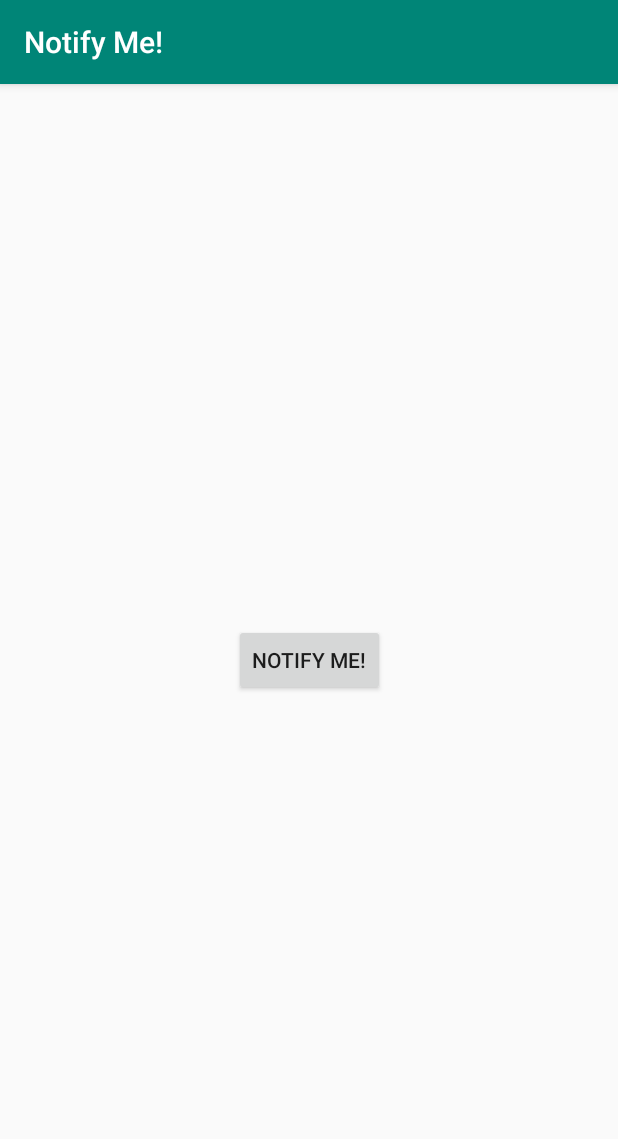
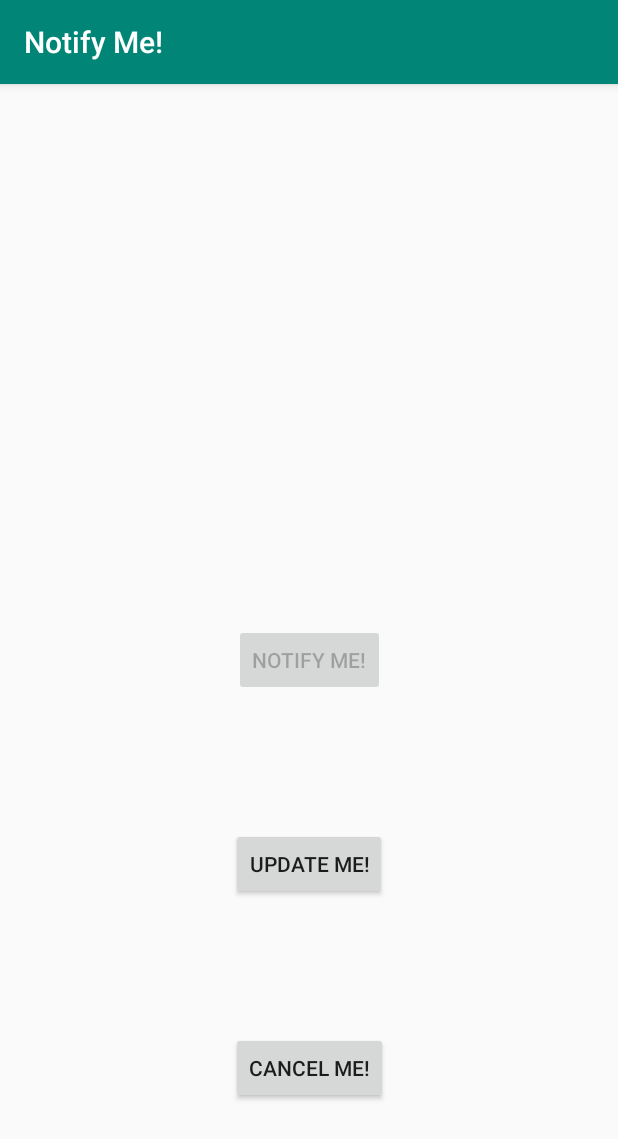
Before and after one commit to MoueedAhmed/Notify-Me-, an Android app: the screen it shows after launch (MainActivity), after a tap on "NOTIFY ME!", on a phone screen of 412 x 824 dp. Shown: the top 1139 px of the screen. Run offline under Robolectric (Android 15) with nearby library versions, the phone set to English and light mode, and no system bars.

Commit message:
Add: Update or cancel the notification

```diff
--- a/app/src/main/java/com/amoueed/notifyme/MainActivity.java
+++ b/app/src/main/java/com/amoueed/notifyme/MainActivity.java
@@ -4,6 +4,8 @@ import android.app.NotificationChannel;
 import android.app.NotificationManager;
 import android.app.PendingIntent;
 import android.content.Intent;
+import android.graphics.Bitmap;
+import android.graphics.BitmapFactory;
 import android.graphics.Color;
 import android.support.v4.app.NotificationCompat;
 import android.support.v7.app.AppCompatActivity;
@@ -17,6 +19,8 @@ public class MainActivity extends AppCompatActivity {
     private static final String PRIMARY_CHANNEL_ID = "primary_notification_channel";
     private NotificationManager mNotifyManager;
     private static final int NOTIFICATION_ID = 0;
+    private Button button_cancel;
+    private Button button_update;
     @Override
     protected void onCreate(Bundle savedInstanceState) {
         super.onCreate(savedInstanceState);
@@ -30,7 +34,27 @@ public class MainActivity extends AppCompatActivity {
             }
         });
 
+        button_update = findViewById(R.id.update);
+        button_update.setOnClickListener(new View.OnClickListener() {
+            @Override
+            public void onClick(View view) {
+                //Update the notification
+                updateNotification();
+            }
+        });
+
+        button_cancel = findViewById(R.id.cancel);
+        button_cancel.setOnClickListener(new View.OnClickListener() {
+            @Override
+            public void onClick(View view) {
+                //Cancel the notification
+                cancelNotification();
+            }
+        });
+
         createNotificationChannel();
+
+        setNotificationButtonState(true, false, false);
     }
 
     public void createNotificationChannel() {
@@ -67,7 +91,37 @@ public class MainActivity extends AppCompatActivity {
     }
 
     public void sendNotification() {
+
         NotificationCompat.Builder notifyBuilder = getNotificationBuilder();
         mNotifyManager.notify(NOTIFICATION_ID, notifyBuilder.build());
+        setNotificationButtonState(false, true, true);
+    }
+
+    public void updateNotification() {
+
+        Bitmap androidImage = BitmapFactory.decodeResource(getResources(),R.drawable.mascot_1);
+
+        NotificationCompat.Builder notifyBuilder = getNotificationBuilder();
+
+        notifyBuilder.setStyle(new NotificationCompat.BigPictureStyle()
+                .bigPicture(androidImage)
+                .setBigContentTitle("Notification Updated!"));
+
+        mNotifyManager.notify(NOTIFICATION_ID, notifyBuilder.build());
+
+        setNotificationButtonState(false, false, true);
+    }
+    public void cancelNotification() {
+
+        mNotifyManager.cancel(NOTIFICATION_ID);
+
+        setNotificationButtonState(true, false, false);
+    }
+
+    void setNotificationButtonState(Boolean isNotifyEnabled, Boolean isUpdateEnabled, Boolean isCancelEnabled) {
+
+        button_notify.setEnabled(isNotifyEnabled);
+        button_update.setEnabled(isUpdateEnabled);
+        button_cancel.setEnabled(isCancelEnabled);
     }
 }
--- a/app/src/main/res/layout/activity_main.xml
+++ b/app/src/main/res/layout/activity_main.xml
@@ -16,4 +16,24 @@
         app:layout_constraintRight_toRightOf="parent"
         app:layout_constraintTop_toTopOf="parent" />
 
+    <Button
+        android:id="@+id/update"
+        android:layout_width="wrap_content"
+        android:layout_height="wrap_content"
+        android:text="Update Me!"
+        app:layout_constraintBottom_toTopOf="@+id/cancel"
+        app:layout_constraintEnd_toEndOf="parent"
+        app:layout_constraintStart_toStartOf="parent"
+        app:layout_constraintTop_toBottomOf="@+id/notify" />
+
+    <Button
+        android:id="@+id/cancel"
+        android:layout_width="wrap_content"
+        android:layout_height="wrap_content"
+        android:text="Cancel Me!"
+        app:layout_constraintBottom_toBottomOf="parent"
+        app:layout_constraintEnd_toEndOf="parent"
+        app:layout_constraintStart_toStartOf="parent"
+        app:layout_constraintTop_toBottomOf="@+id/update" />
+
 </android.support.constraint.ConstraintLayout>
```
Also changed, not shown: app/src/main/res/drawable/mascot_1.jpg (added).
